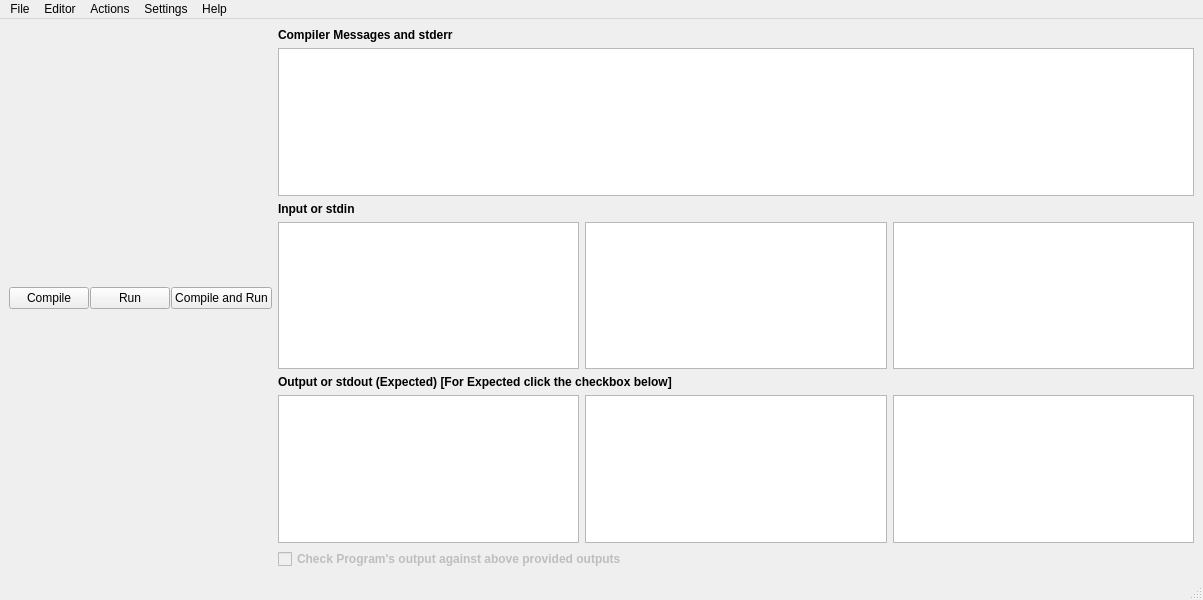
Old version of the form ui/mainwindow.ui in the repository cpeditor/cpeditor.
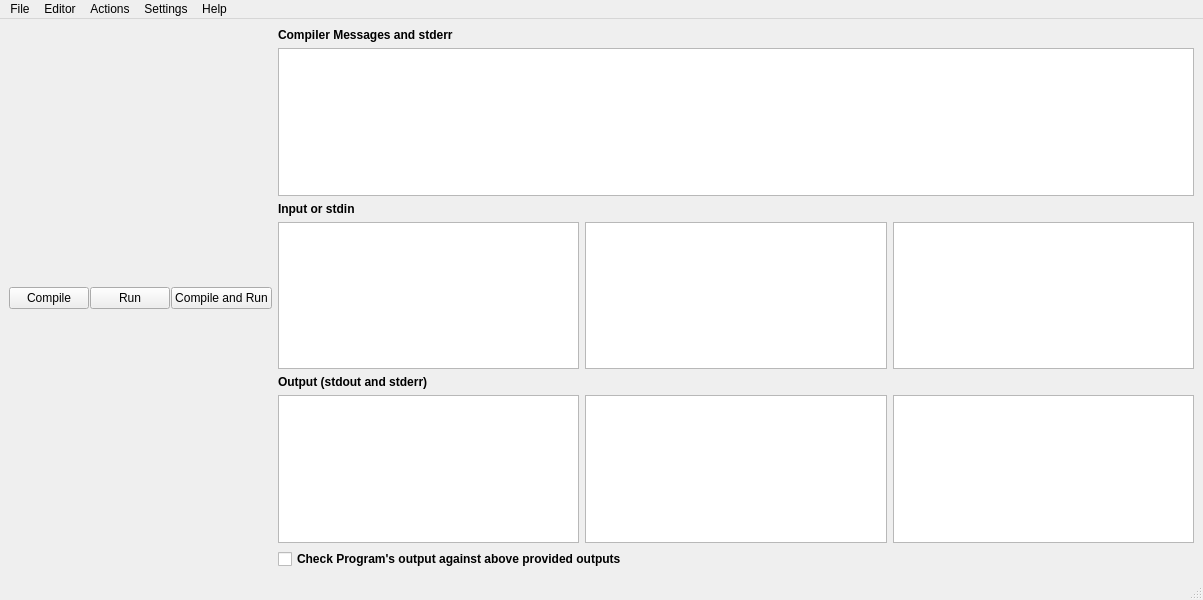
New version of the form.

Patch:
```diff
--- a/ui/mainwindow.ui
+++ b/ui/mainwindow.ui
@@ -113,7 +113,7 @@
              </font>
             </property>
             <property name="text">
-             <string>Output or stdout (Expected) [For Expected click the checkbox below]</string>
+             <string>Output (stdout and stderr)</string>
             </property>
            </widget>
           </item>
@@ -145,7 +145,7 @@
           <item>
            <widget class="QCheckBox" name="expected">
             <property name="enabled">
-             <bool>false</bool>
+             <bool>true</bool>
             </property>
             <property name="font">
              <font>
```
Left out of the diff: 55 changed lines with no effect on the pictures.
